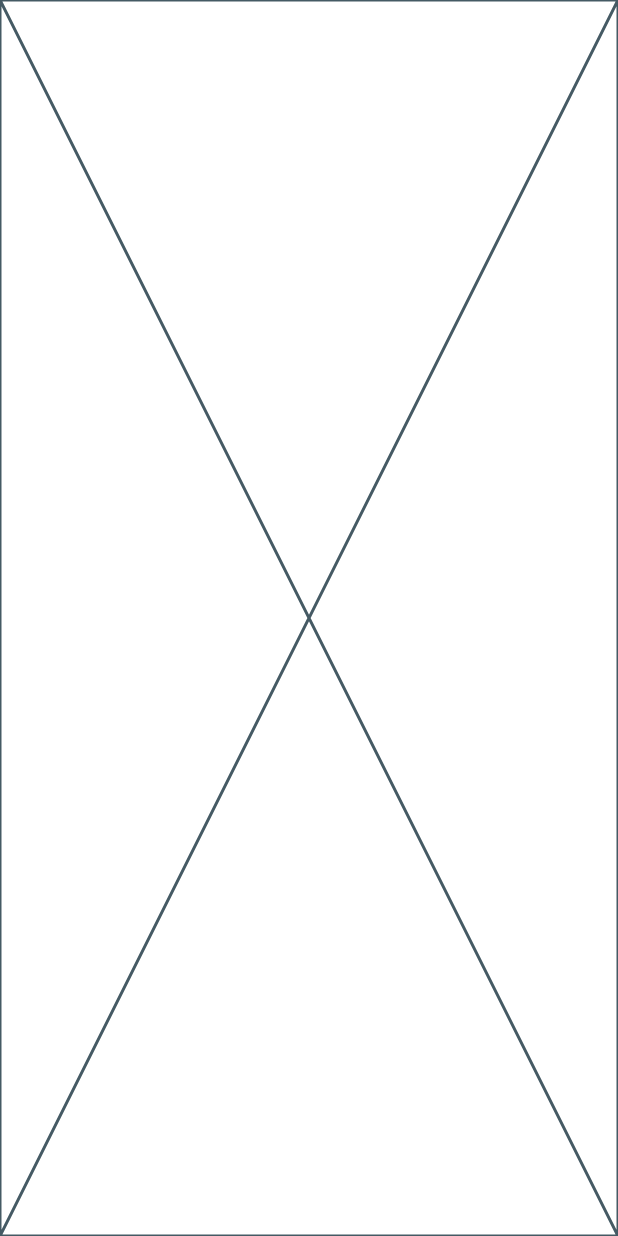
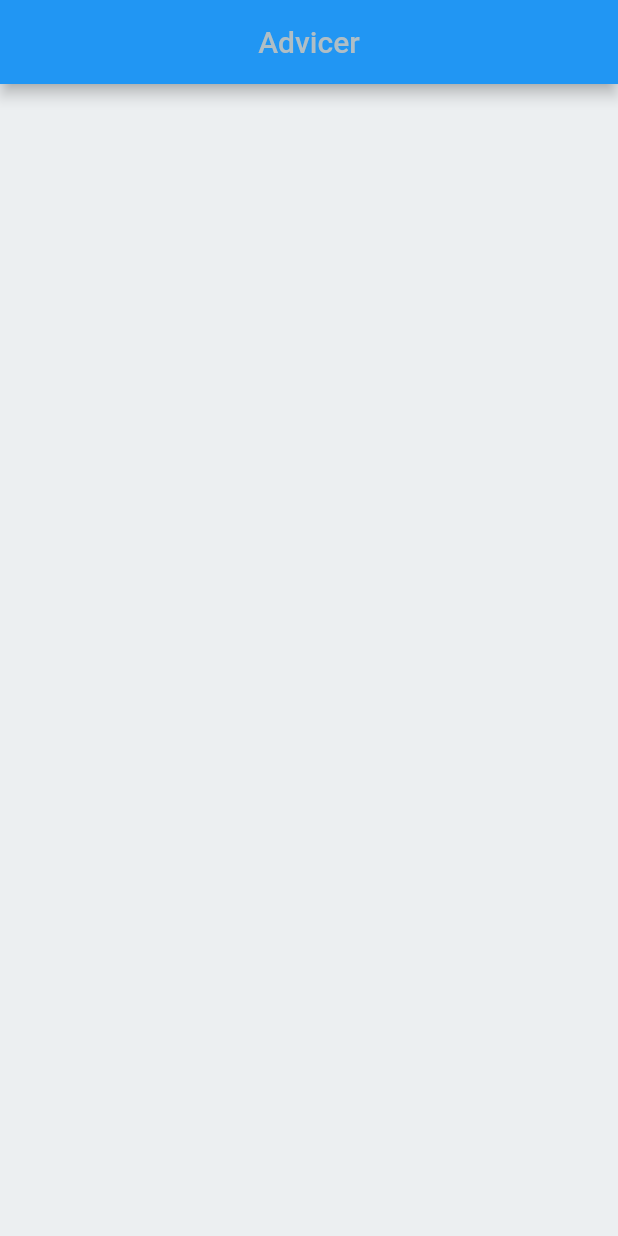
Before and after one commit to massimilianoporzio/advicer, a Flutter app: the screen it shows after launch, on a phone screen of 412 x 824 dp. Run offline on Flutter 3.47's test engine with Material 2 defaults, Android fonts, the phone set to English and light mode, and no system bars.

Commit message:
inizio AdvicePage

```diff
--- /dev/null
+++ b/lib/2_application/pages/advice/advice_page.dart
@@ -0,0 +1,20 @@
+import 'package:flutter/material.dart';
+
+class AdvicePage extends StatelessWidget {
+  const AdvicePage({super.key});
+
+  @override
+  Widget build(BuildContext context) {
+    final themeData = Theme.of(context);
+    return Scaffold(
+      appBar: AppBar(
+        title: Text(
+          'Advicer',
+          style: themeData.appBarTheme.titleTextStyle,
+        ),
+        centerTitle: true,
+        actions: [],
+      ),
+    );
+  }
+}
--- a/lib/main.dart
+++ b/lib/main.dart
@@ -1,4 +1,5 @@
 import 'package:advicer/2_application/core/services/theme_service.dart';
+import 'package:advicer/2_application/pages/advice/advice_page.dart';
 import 'package:advicer/theme.dart';
 import 'package:flutter/material.dart';
 import 'package:provider/provider.dart';
@@ -19,7 +20,7 @@ class MyApp extends StatelessWidget {
     return MaterialApp(
       title: 'Advicer',
       theme: AppTheme.lightTheme,
-      home: const Placeholder(),
+      home: const AdvicePage(),
     );
   }
 }
```
